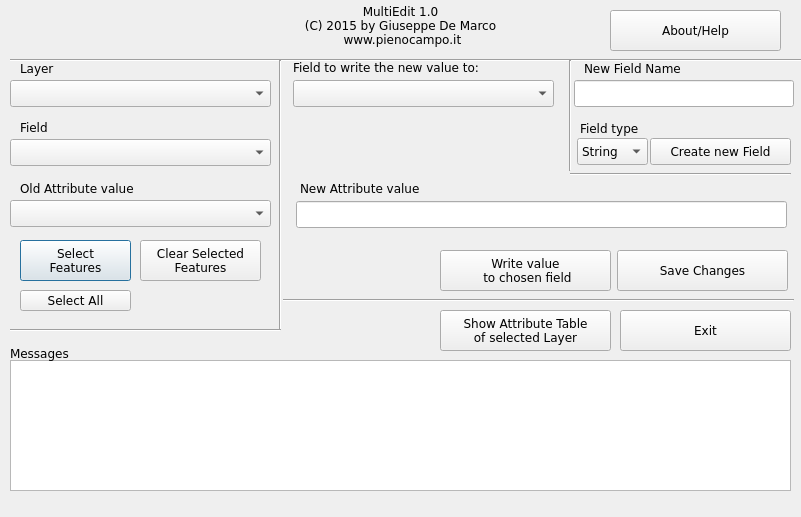
demarcog/MultiEdit, file ui_multiedit.ui: the form before one commit.
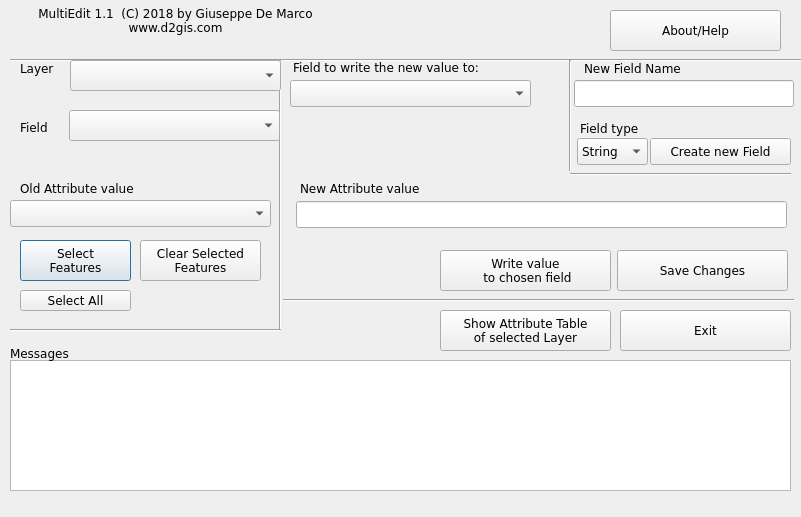
The form after the commit. Icons and pictures are not drawn. Custom widgets are drawn as their Qt base class.

What changed in the file:
```diff
--- a/ui_multiedit.ui
+++ b/ui_multiedit.ui
@@ -18,19 +18,6 @@
   <property name="windowTitle">
    <string>MultiEdit</string>
   </property>
-  <widget class="QComboBox" name="chosenlayer">
-   <property name="geometry">
-    <rect>
-     <x>10</x>
-     <y>80</y>
-     <width>261</width>
-     <height>27</height>
-    </rect>
-   </property>
-   <property name="insertPolicy">
-    <enum>QComboBox::InsertAlphabetically</enum>
-   </property>
-  </widget>
   <widget class="QLabel" name="label">
    <property name="geometry">
     <rect>
@@ -44,19 +31,6 @@
     <string>Layer</string>
    </property>
   </widget>
-  <widget class="QComboBox" name="Column">
-   <property name="geometry">
-    <rect>
-     <x>10</x>
-     <y>139</y>
-     <width>261</width>
-     <height>27</height>
-    </rect>
-   </property>
-   <property name="insertPolicy">
-    <enum>QComboBox::InsertAlphabetically</enum>
-   </property>
-  </widget>
   <widget class="QLabel" name="label_2">
    <property name="geometry">
     <rect>
@@ -138,16 +112,15 @@
   <widget class="QLabel" name="label_5">
    <property name="geometry">
     <rect>
-     <x>60</x>
+     <x>0</x>
      <y>0</y>
-     <width>681</width>
-     <height>51</height>
+     <width>351</width>
+     <height>41</height>
     </rect>
    </property>
    <property name="text">
-    <string>MultiEdit 1.0  
-(C) 2015 by Giuseppe De Marco
- www.pienocampo.it</string>
+    <string>MultiEdit 1.1  (C) 2018 by Giuseppe De Marco   
+www.d2gis.com</string>
    </property>
    <property name="alignment">
     <set>Qt::AlignCenter</set>
@@ -195,19 +168,6 @@
  to chosen field</string>
    </property>
   </widget>
-  <widget class="QComboBox" name="new_field">
-   <property name="geometry">
-    <rect>
-     <x>293</x>
-     <y>80</y>
-     <width>261</width>
-     <height>27</height>
-    </rect>
-   </property>
-   <property name="insertPolicy">
-    <enum>QComboBox::InsertAlphabetically</enum>
-   </property>
-  </widget>
   <widget class="QLabel" name="label_6">
    <property name="geometry">
     <rect>
@@ -377,10 +337,10 @@
   <widget class="QLabel" name="label_12">
    <property name="geometry">
     <rect>
-     <x>220</x>
+     <x>350</x>
      <y>10</y>
      <width>51</width>
-     <height>51</height>
+     <height>41</height>
     </rect>
    </property>
    <property name="text">
@@ -474,7 +434,102 @@
     <enum>Qt::Horizontal</enum>
    </property>
   </widget>
+  <widget class="QLabel" name="label_9">
+   <property name="geometry">
+    <rect>
+     <x>400</x>
+     <y>20</y>
+     <width>131</width>
+     <height>21</height>
+    </rect>
+   </property>
+   <property name="text">
+    <string/>
+   </property>
+   <property name="pixmap">
+    <pixmap resource="resources.qrc">:/plugins/MultiEdit/d2gis.com.png</pixmap>
+   </property>
+   <property name="scaledContents">
+    <bool>true</bool>
+   </property>
+  </widget>
+  <widget class="QgsMapLayerComboBox" name="chosenlayer">
+   <property name="geometry">
+    <rect>
+     <x>70</x>
+     <y>60</y>
+     <width>211</width>
+     <height>31</height>
+    </rect>
+   </property>
+  </widget>
+  <widget class="QgsFieldComboBox" name="Column">
+   <property name="geometry">
+    <rect>
+     <x>69</x>
+     <y>110</y>
+     <width>211</width>
+     <height>31</height>
+    </rect>
+   </property>
+  </widget>
+  <widget class="QgsFieldComboBox" name="new_field">
+   <property name="geometry">
+    <rect>
+     <x>290</x>
+     <y>80</y>
+     <width>241</width>
+     <height>27</height>
+    </rect>
+   </property>
+  </widget>
+  <zorder>label</zorder>
+  <zorder>label_2</zorder>
+  <zorder>oldattribute</zorder>
+  <zorder>label_3</zorder>
+  <zorder>label_4</zorder>
+  <zorder>txtFeedBack</zorder>
+  <zorder>line</zorder>
+  <zorder>select</zorder>
+  <zorder>unselect</zorder>
+  <zorder>change_another</zorder>
+  <zorder>label_6</zorder>
+  <zorder>label_7</zorder>
+  <zorder>Exit</zorder>
+  <zorder>save</zorder>
+  <zorder>show_t</zorder>
+  <zorder>fieldtype</zorder>
+  <zorder>create_new_field</zorder>
+  <zorder>line_6</zorder>
+  <zorder>label_8</zorder>
+  <zorder>label_10</zorder>
+  <zorder>newvalue</zorder>
+  <zorder>newfield</zorder>
+  <zorder>label_12</zorder>
+  <zorder>line_3</zorder>
+  <zorder>line_2</zorder>
+  <zorder>line_4</zorder>
+  <zorder>about</zorder>
+  <zorder>all</zorder>
+  <zorder>line_7</zorder>
+  <zorder>label_9</zorder>
+  <zorder>label_5</zorder>
+  <zorder>chosenlayer</zorder>
+  <zorder>Column</zorder>
+  <zorder>new_field</zorder>
  </widget>
+ <customwidgets>
+  <customwidget>
+   <class>QgsFieldComboBox</class>
+   <extends>QComboBox</extends>
+   <header>qgsfieldcombobox.h</header>
+  </customwidget>
+  <customwidget>
+   <class>QgsMapLayerComboBox</class>
+   <extends>QComboBox</extends>
+   <header>qgsmaplayercombobox.h</header>
+  </customwidget>
+ </customwidgets>
  <resources>
   <include location="resources.qrc"/>
   <include location="resources.qrc"/>
```
